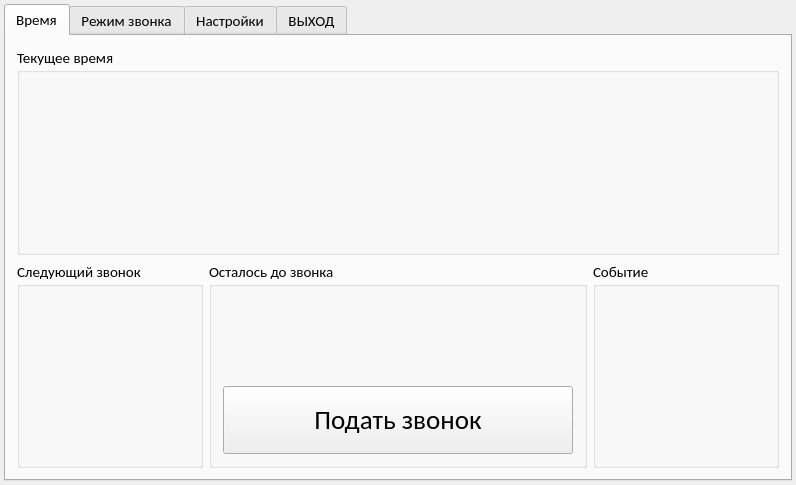
Above: mainwindow.ui from DigitalSamuraiDTM/ElectronicBell before the change. Below: the same form after it.
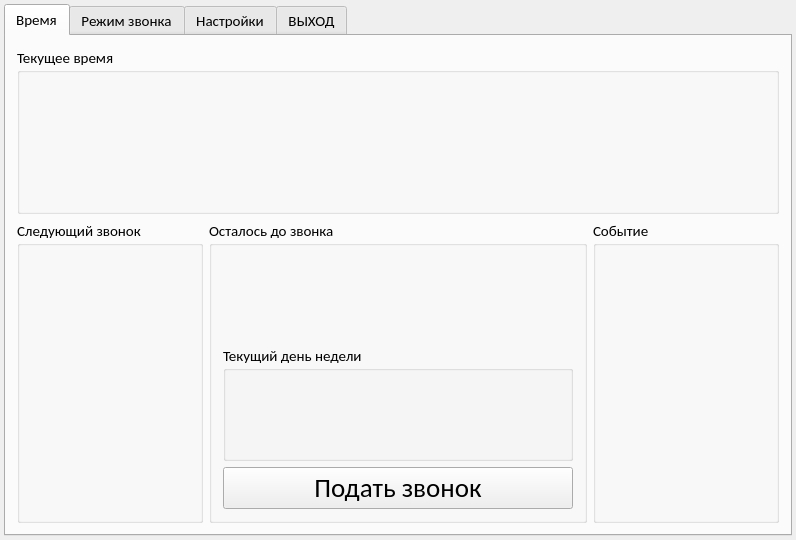
That is the form after the change. The open tabs and pages were chosen to show the change.

Commit message: Парсинг дня недели.

What changed in the file:
```diff
--- a/mainwindow.ui
+++ b/mainwindow.ui
@@ -120,6 +120,30 @@
                </property>
               </widget>
              </item>
+             <item>
+              <widget class="QGroupBox" name="day_of_week">
+               <property name="title">
+                <string>Текущий день недели</string>
+               </property>
+               <layout class="QGridLayout" name="gridLayout_15">
+                <item row="0" column="0">
+                 <widget class="QLabel" name="this_day">
+                  <property name="font">
+                   <font>
+                    <pointsize>40</pointsize>
+                   </font>
+                  </property>
+                  <property name="text">
+                   <string/>
+                  </property>
+                  <property name="alignment">
+                   <set>Qt::AlignCenter</set>
+                  </property>
+                 </widget>
+                </item>
+               </layout>
+              </widget>
+             </item>
              <item>
               <widget class="QPushButton" name="Send_call">
                <property name="sizePolicy">
```
Left out of the diff: 2 changed lines with no effect on the pictures. The commit also changes 1 other file.
